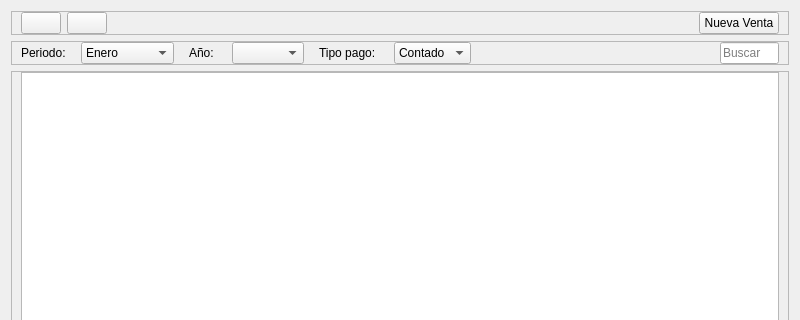
First picture: the form in src/presentation/commercial/commercialmainview.ui, repository ShibaK7/seminuevos, before the edit; both pictures show x 0 to 800 and y 0 to 320 of the 800 by 600 pixel window.
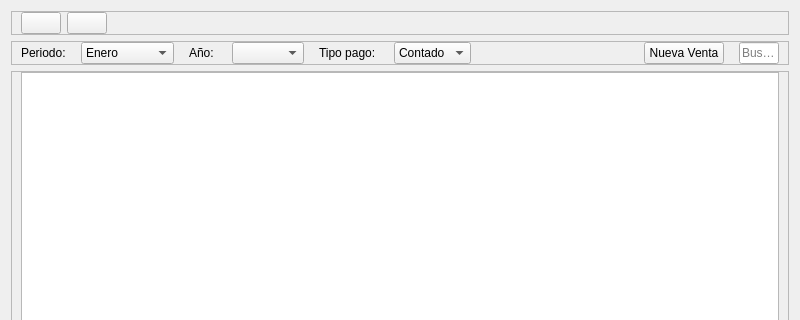
Second picture: the form after the edit. Custom widgets are drawn as their Qt base class.

What changed in the file:
```diff
--- a/src/presentation/commercial/commercialmainview.ui
+++ b/src/presentation/commercial/commercialmainview.ui
@@ -86,16 +86,6 @@
         </property>
        </spacer>
       </item>
-      <item>
-       <widget class="QPushButton" name="newSaleButton">
-        <property name="text">
-         <string>Nueva Venta</string>
-        </property>
-        <property name="class" stdset="0">
-         <string>primary</string>
-        </property>
-       </widget>
-      </item>
      </layout>
     </widget>
    </item>
@@ -113,7 +103,7 @@
      <property name="class" stdset="0">
       <string>navBar</string>
      </property>
-     <layout class="QHBoxLayout" name="horizontalLayout_2" stretch="0,0,0,0,0,0,4,1">
+     <layout class="QHBoxLayout" name="horizontalLayout_2" stretch="0,0,0,0,0,0,4,0,1">
       <property name="spacing">
        <number>15</number>
       </property>
@@ -238,6 +228,16 @@
         </property>
        </spacer>
       </item>
+      <item>
+       <widget class="QPushButton" name="newSaleButton">
+        <property name="text">
+         <string>Nueva Venta</string>
+        </property>
+        <property name="class" stdset="0">
+         <string>primary</string>
+        </property>
+       </widget>
+      </item>
       <item>
        <widget class="QLineEdit" name="searchBox">
         <property name="placeholderText">
```
Left out of the diff: 3 changed lines with no effect on the pictures.
